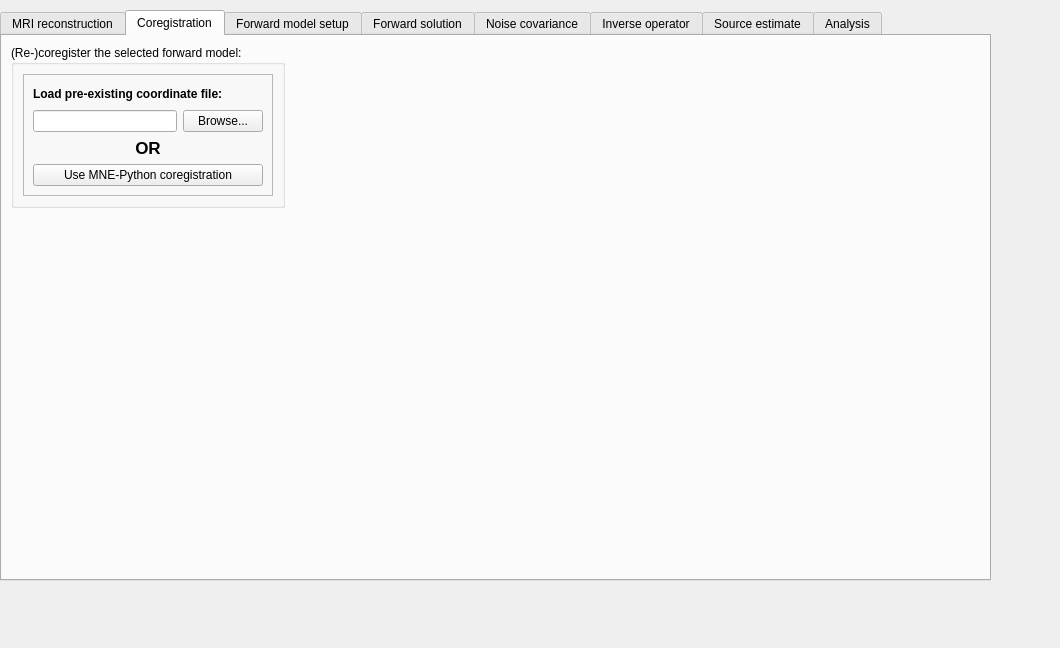
The window that qt4Designer_ui_files/mainWindowTabSourceAnalysisUi.ui (cibr-jyu/meggie) describes before a commit, drawn with Qt 5.
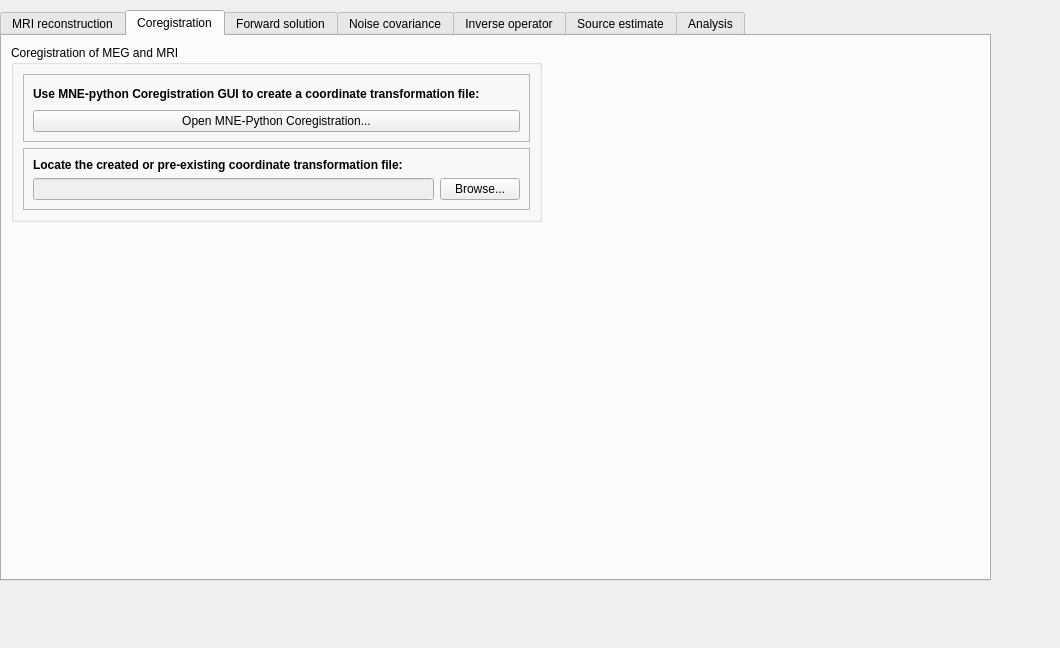
The same window after the commit. The open tabs and pages were chosen to show the change.

Commit message: Implement source analysis further

The edit to the form file:
```diff
--- a/qt4Designer_ui_files/mainWindowTabSourceAnalysisUi.ui
+++ b/qt4Designer_ui_files/mainWindowTabSourceAnalysisUi.ui
@@ -471,11 +471,20 @@
      <item row="0" column="0">
       <widget class="QGroupBox" name="groupBoxCoregister">
        <property name="title">
-        <string>(Re-)coregister the selected forward model:</string>
+        <string>Coregistration of MEG and MRI</string>
        </property>
-       <layout class="QGridLayout" name="gridLayout_33">
+       <property name="flat">
+        <bool>false</bool>
+       </property>
+       <property name="checkable">
+        <bool>false</bool>
+       </property>
+       <layout class="QFormLayout" name="formLayout_7">
+        <property name="fieldGrowthPolicy">
+         <enum>QFormLayout::AllNonFixedFieldsGrow</enum>
+        </property>
         <item row="0" column="0">
-         <layout class="QVBoxLayout" name="verticalLayout_18">
+         <layout class="QVBoxLayout" name="verticalLayoutCoregistration">
           <item>
            <widget class="QFrame" name="frame_4">
             <property name="frameShape">
@@ -488,11 +497,9 @@
              <item row="0" column="0">
               <layout class="QVBoxLayout" name="verticalLayout_17">
                <item>
-                <layout class="QVBoxLayout" name="verticalLayout_16">
+                <layout class="QHBoxLayout" name="horizontalLayout_8">
                  <item>
-                  <layout class="QHBoxLayout" name="horizontalLayout_58">
-                   <item>
-                    <widget class="QLabel" name="label_9">
+                  <widget class="QLabel" name="labelCoregistrationGUI">
                      <property name="font">
                       <font>
                        <weight>75</weight>
@@ -506,12 +513,12 @@
                       <string>MRI-image reconstruction can take a day, therefore Meggie only allows importing the pre-reconstructed image. You can, however, examine the reconstructed image with provided tools.</string>
                      </property>
                      <property name="text">
-                      <string>Load pre-existing coordinate file:</string>
+                    <string>Use MNE-python Coregistration GUI to create a coordinate transformation file:</string>
                      </property>
                     </widget>
                    </item>
                    <item>
-                    <spacer name="horizontalSpacer_29">
+                  <spacer name="horizontalSpacer_5">
                      <property name="orientation">
                       <enum>Qt::Horizontal</enum>
                      </property>
@@ -526,19 +533,72 @@
                   </layout>
                  </item>
                  <item>
-                  <layout class="QHBoxLayout" name="horizontalLayout_59">
+                <layout class="QHBoxLayout" name="horizontalLayout_9">
                    <item>
-                    <widget class="QLineEdit" name="lineEditCoregistration">
+                  <widget class="QPushButton" name="pushButtonCoregistrationGUI">
                      <property name="whatsThis">
                       <string>MRI-image reconstruction can take a day, therefore Meggie only allows importing the pre-reconstructed image. You can, however, examine the reconstructed image with provided tools.</string>
                      </property>
-                    </widget>
-                   </item>
+                   <property name="text">
+                    <string>Open MNE-Python Coregistration...</string>
+                   </property>
+                  </widget>
+                 </item>
+                </layout>
+               </item>
+              </layout>
+             </item>
+            </layout>
+           </widget>
+          </item>
                    <item>
-                    <widget class="QPushButton" name="pushButtonBrowseCoregistration">
+           <widget class="QFrame" name="frameCoregistrationBrowse">
+            <property name="frameShape">
+             <enum>QFrame::StyledPanel</enum>
+            </property>
+            <property name="frameShadow">
+             <enum>QFrame::Raised</enum>
+            </property>
+            <layout class="QGridLayout" name="gridLayout_42">
+             <item row="0" column="0">
+              <layout class="QVBoxLayout" name="verticalLayout_14">
+               <item>
+                <layout class="QHBoxLayout" name="horizontalLayout_10">
+                 <item>
+                  <widget class="QLabel" name="labelCoregistrationBrowse">
+                   <property name="font">
+                    <font>
+                     <weight>75</weight>
+                     <bold>true</bold>
+                    </font>
+                   </property>
+                   <property name="text">
+                    <string>Locate the created or pre-existing coordinate transformation file:</string>
+                   </property>
+                   <property name="margin">
+                    <number>0</number>
+                   </property>
+                   <property name="indent">
+                    <number>-1</number>
+                   </property>
+                  </widget>
+                 </item>
+                </layout>
+               </item>
+               <item>
+                <layout class="QHBoxLayout" name="horizontalLayout_63">
+                 <item>
+                  <widget class="QLineEdit" name="lineEditCoregistrationBrowse">
+                   <property name="enabled">
+                    <bool>false</bool>
+                   </property>
                      <property name="whatsThis">
                       <string>MRI-image reconstruction can take a day, therefore Meggie only allows importing the pre-reconstructed image. You can, however, examine the reconstructed image with provided tools.</string>
                      </property>
+                  </widget>
+                 </item>
+                 <item>
+                  <widget class="QPushButton" name="pushButtonCoregistrationBrowse">
                      <property name="text">
                       <string>Browse...</string>
                      </property>
@@ -548,33 +608,7 @@
                  </item>
                 </layout>
                </item>
-               <item>
-                <widget class="QLabel" name="label_10">
-                 <property name="font">
-                  <font>
-                   <pointsize>13</pointsize>
-                   <weight>75</weight>
-                   <bold>true</bold>
-                  </font>
-                 </property>
-                 <property name="text">
-                  <string>OR</string>
-                 </property>
-                 <property name="alignment">
-                  <set>Qt::AlignCenter</set>
-                 </property>
-                </widget>
-               </item>
-               <item>
-                <widget class="QPushButton" name="pushButtonMNECoregistration">
-                 <property name="text">
-                  <string>Use MNE-Python coregistration</string>
-                 </property>
-                </widget>
-               </item>
-              </layout>
-             </item>
-            </layout>
+            </layout>
            </widget>
           </item>
          </layout>
@@ -584,58 +618,6 @@
      </item>
     </layout>
    </widget>
-   <widget class="QWidget" name="tabForwardModel">
-    <attribute name="title">
-     <string>Forward model setup</string>
-    </attribute>
-    <layout class="QFormLayout" name="formLayout_14">
-     <item row="0" column="0" colspan="2">
-      <widget class="QGroupBox" name="groupBoxRestOfSourcePreparation">
-       <property name="title">
-        <string>Forward models:</string>
-       </property>
-       <layout class="QGridLayout" name="gridLayout_31">
-        <item row="0" column="0">
-         <widget class="QTableView" name="tableViewForwardModels">
-          <property name="alternatingRowColors">
-           <bool>true</bool>
-          </property>
-          <property name="selectionMode">
-           <enum>QAbstractItemView::SingleSelection</enum>
-          </property>
-          <property name="selectionBehavior">
-           <enum>QAbstractItemView::SelectRows</enum>
-          </property>
-          <property name="sortingEnabled">
-           <bool>true</bool>
-          </property>
-          <attribute name="horizontalHeaderMinimumSectionSize">
-           <number>4</number>
-          </attribute>
-          <attribute name="horizontalHeaderStretchLastSection">
-           <bool>true</bool>
-          </attribute>
-         </widget>
-        </item>
-        <item row="1" column="0">
-         <widget class="QPushButton" name="pushButtonCreateNewForwardModel">
-          <property name="text">
-           <string>Create new forward model...</string>
-          </property>
-         </widget>
-        </item>
-        <item row="2" column="0">
-         <widget class="QPushButton" name="pushButtonRemoveSelectedForwardModel">
-          <property name="text">
-           <string>Remove selected forward model</string>
-          </property>
-         </widget>
-        </item>
-       </layout>
-      </widget>
-     </item>
-    </layout>
-   </widget>
    <widget class="QWidget" name="tabForwardSolution">
     <attribute name="title">
      <string>Forward solution</string>
```
Left out of the diff: 35 changed lines with no effect on the pictures. Lines whose indentation alone changed are shown as unchanged. The commit also changes 28 other files.
